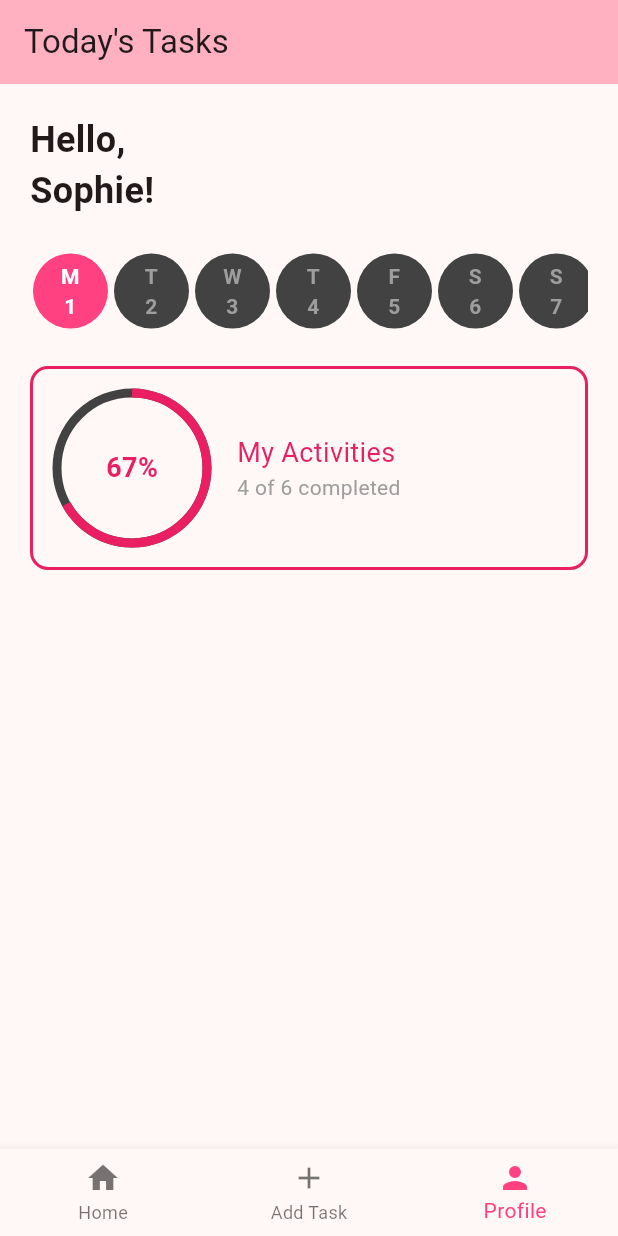
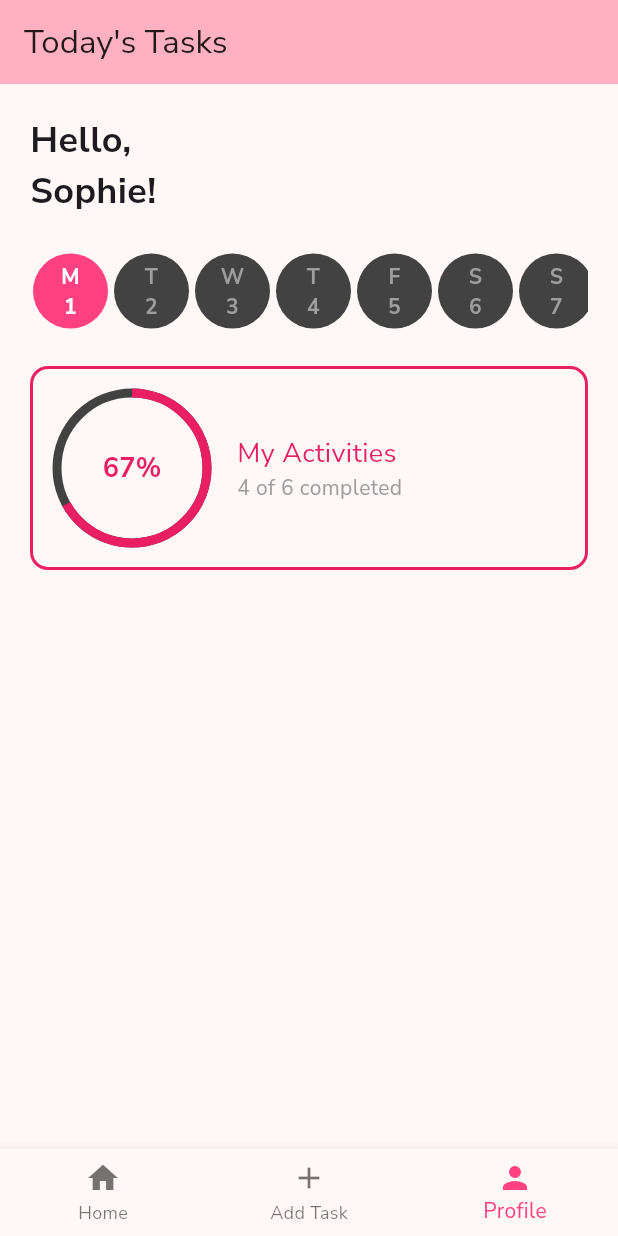
Before and after one commit to csa67/ProdPal, a Flutter app: the screen it shows after launch, item 3 of the bottom bar chosen, on a phone screen of 412 x 824 dp. Run offline on Flutter 3.47's test engine with Material 3 defaults, Android fonts, the light colour scheme and no system bars; our stand-ins replace google_fonts, sqflite; accounts and stored records are empty.

Commit message:
Added theme

```diff
--- a/lib/CardView.dart
+++ b/lib/CardView.dart
@@ -1,6 +1,7 @@
 import 'package:flutter/material.dart';
 import 'package:hci/database/db.dart';
 import 'package:hci/model/Task.dart';
+import 'package:hci/theme.dart';
 import 'package:hci/util.dart';
 import 'package:hci/TaskDetails.dart';
 
@@ -11,7 +12,7 @@ class CardView extends StatelessWidget{
   Widget build(BuildContext context){
     return MaterialApp(
       home:Scaffold(
-        appBar: AppBar(title: const Text('Task List Page'),),
+        appBar: AppBar(title: Text('Task List Page', style: AppTheme.headingStyle,),),
         body: const TasksList(),
       ),
     );
--- a/lib/main.dart
+++ b/lib/main.dart
@@ -2,6 +2,7 @@ import 'package:flutter/material.dart';
 import 'package:hci/CardView.dart';
 import 'package:hci/NewTaskPage.dart';
 import 'package:hci/StatsPage.dart';
+import 'package:google_fonts/google_fonts.dart';
 
 void main() {
   runApp(const MyApp());
@@ -18,6 +19,7 @@ class MyApp extends StatelessWidget {
       theme: ThemeData(
         colorScheme: ColorScheme.fromSeed(seedColor: Colors.pinkAccent),
         useMaterial3: true,
+        textTheme: GoogleFonts.nunitoSansTextTheme(),
       ),
       home: const MyHomePage(title: "Today's Tasks"),
     );
@@ -35,8 +37,6 @@ class MyHomePage extends StatefulWidget {
 class _MyHomePageState extends State<MyHomePage> {
 
   int _selectedIndex = 0;
-  static const TextStyle optionStyle = TextStyle(
-      fontSize: 30, fontWeight: FontWeight.bold);
   final List<Widget> _navOptions = <Widget>[
     const CardView(),
     const NewTaskPage(),
--- /dev/null
+++ b/lib/theme.dart
@@ -0,0 +1,23 @@
+import 'package:flutter/material.dart';
+
+class AppTheme {
+  AppTheme._(); // Private constructor to prevent instantiation
+
+  // Color scheme
+  static const Color primaryColor = Colors.blue;
+  static const Color accentColor = Colors.orange;
+
+  // Text styles
+  static final TextStyle headingStyle = TextStyle(
+    fontSize: 24,
+    fontWeight: FontWeight.bold,
+    color: primaryColor,
+  );
+
+  static final TextStyle bodyTextStyle = TextStyle(
+    fontSize: 16,
+    color: Colors.black87,
+  );
+
+// Add more styles as needed
+}
```
Also changed, not shown: pubspec.yaml (+9 -17 lines), pubspec.lock.
